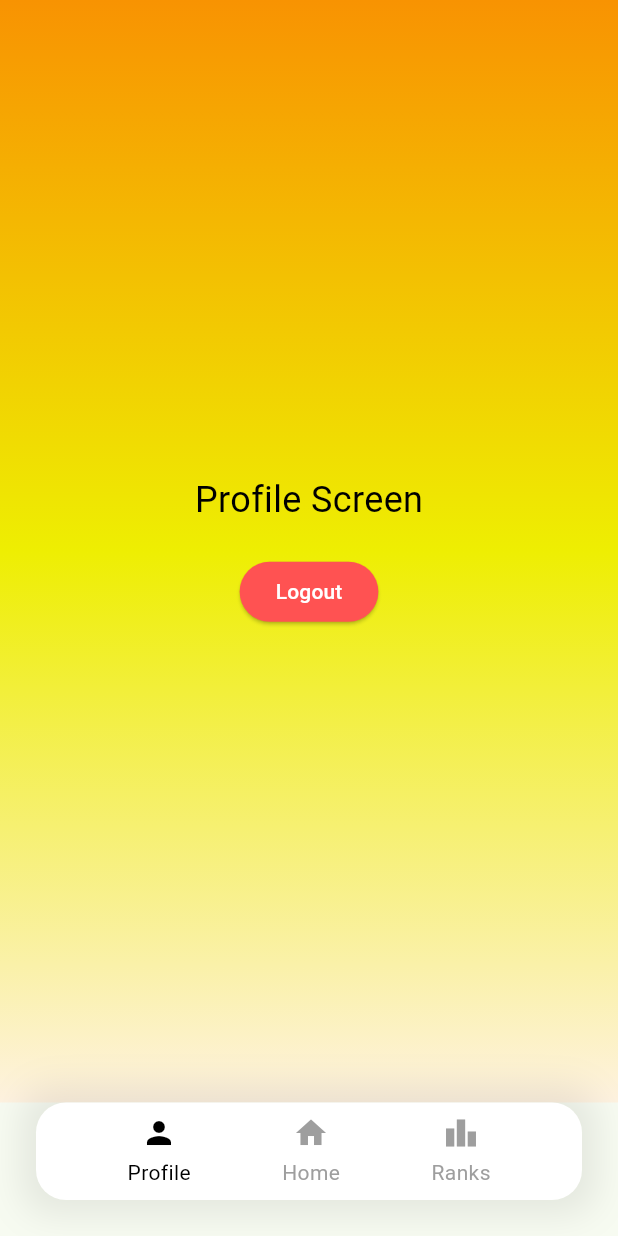
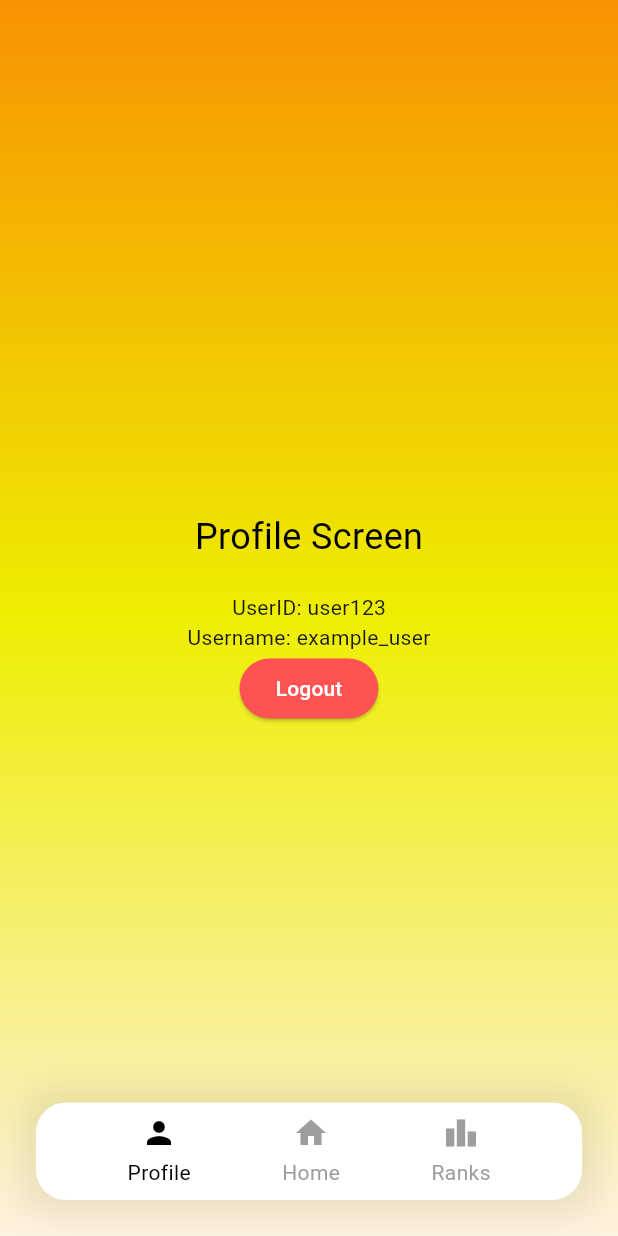
Before and after one commit to ahnafbinazad/Swync, a Flutter app: the ProfileScreen screen opened directly, on a phone screen of 412 x 824 dp. Run offline on Flutter 3.47's test engine with Material 3 defaults, Android fonts, the phone set to English and light mode, and no system bars; our stand-ins replace cloud_firestore, firebase_auth, firebase_core; accounts and stored records are empty; network calls fail.

Commit message:
added testUser to start development on profile screen

```diff
--- a/lib/main.dart
+++ b/lib/main.dart
@@ -4,6 +4,7 @@ import 'package:flutter/material.dart';
 import 'package:test_drive/firebase_options.dart';
 import 'package:test_drive/screens/home.dart'; // Import your HomeScreen widget
 import 'package:test_drive/screens/login.dart';
+import 'package:test_drive/screens/profile.dart';
 
 Future<void> main() async {
   WidgetsFlutterBinding.ensureInitialized();
@@ -32,7 +33,9 @@ class MyApp extends StatelessWidget {
               colorScheme: ColorScheme.fromSeed(seedColor: Colors.green),
               useMaterial3: true,
             ),
-            home: snapshot.data == null ? LogInScreen() : HomeScreen(),
+            // set the second screen to whatever is being tested cause otherwise on every hot reload it goes to the homescreen.
+            //once testing is done, set to LogInScreen() : HomeScreen()
+            home: snapshot.data == null ? LogInScreen() : ProfileScreen(),
           );
         }
       },
--- a/lib/screens/profile.dart
+++ b/lib/screens/profile.dart
@@ -1,16 +1,35 @@
 import 'package:flutter/material.dart';
 import 'package:firebase_auth/firebase_auth.dart';
+import 'package:test_drive/model/user_model.dart';
 import 'package:test_drive/reuseable_widgets/navbar.dart';
 import 'package:test_drive/screens/login.dart';
 import 'package:test_drive/utils/colour_utils.dart';
 
 class ProfileScreen extends StatelessWidget {
+  final UserModel testUser = UserModel(
+    userId: 'user123',
+    email: 'example@example.com',
+    username: 'example_user',
+    totalWorkoutTime: 100,
+    totalWorkoutDays: 20,
+    bestStreak: 10,
+    bestRank: {'rank': '1st'},
+    friends: [],
+    streak: 5,
+    monthlyWorkoutTime: 50,
+    streakRank: 2,
+    workoutRank: 3,
+    league: 1,
+  );
+
   @override
   Widget build(BuildContext context) {
     return Scaffold(
-      body: Container(
-        width: double.infinity,
-        height: double.infinity,
+      body: Stack(
+        children: [
+          Container(
+            width: MediaQuery.of(context).size.width,
+            height: MediaQuery.of(context).size.height,
             decoration: BoxDecoration(
               gradient: LinearGradient(
                 colors: [
@@ -34,6 +53,10 @@ class ProfileScreen extends StatelessWidget {
                     ),
                   ),
                   SizedBox(height: 20),
+                  // Display user data if needed
+                  Text('UserID: ${testUser.userId}'),
+                  Text('Username: ${testUser.username}'),
+                  // Add more Text widgets to display other user data as needed
                   ElevatedButton(
                     onPressed: () {
                       FirebaseAuth.instance.signOut();
@@ -52,8 +75,13 @@ class ProfileScreen extends StatelessWidget {
               ),
             ),
           ),
-      bottomNavigationBar: CustomNavBar(
-        isSelectedIndex: 0, // Set the selected index to 0 for the ProfileScreen
+          Positioned(
+            bottom: 0,
+            left: 0,
+            right: 0,
+            child: CustomNavBar(isSelectedIndex: 0),
+          ),
+        ],
       ),
     );
   }
```
Also changed, not shown: lib/screens/ranks.dart (+13 -4 lines). Lines whose indentation alone changed are shown as unchanged.
